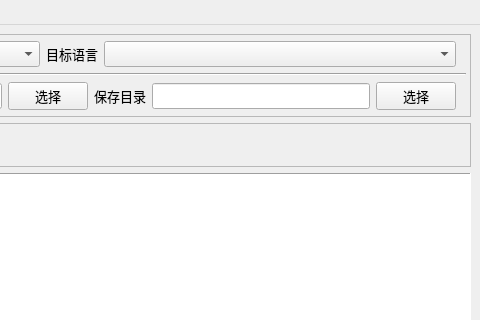
Before: the Qt Designer form src/ui/gui/main_frm.ui in Y00UU/LiteSubtitler, drawn with Qt 5; both pictures show x 720 to 1200 and y 0 to 320 of the 1200 by 956 pixel window.
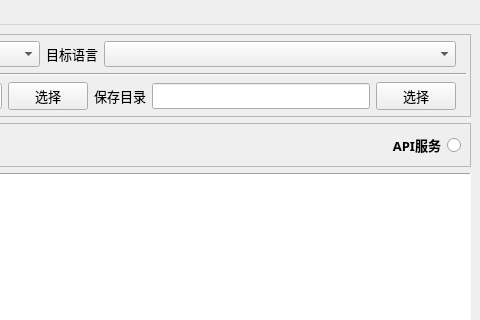
After: the same form once the commit is applied. Icons and pictures are not drawn.

Patch:
```diff
--- a/src/ui/gui/main_frm.ui
+++ b/src/ui/gui/main_frm.ui
@@ -538,6 +538,26 @@
          </item>
         </layout>
        </item>
+       <item>
+        <widget class="QRadioButton" name="rbAPIServer">
+         <property name="font">
+          <font>
+           <weight>75</weight>
+           <bold>true</bold>
+          </font>
+         </property>
+         <property name="layoutDirection">
+          <enum>Qt::RightToLeft</enum>
+         </property>
+         <property name="text">
+          <string>API服务</string>
+         </property>
+         <property name="icon">
+          <iconset>
+           <normaloff>../../../resources/images/icons/link.png</normaloff>../../../resources/images/icons/link.png</iconset>
+         </property>
+        </widget>
+       </item>
       </layout>
      </widget>
     </item>
```
